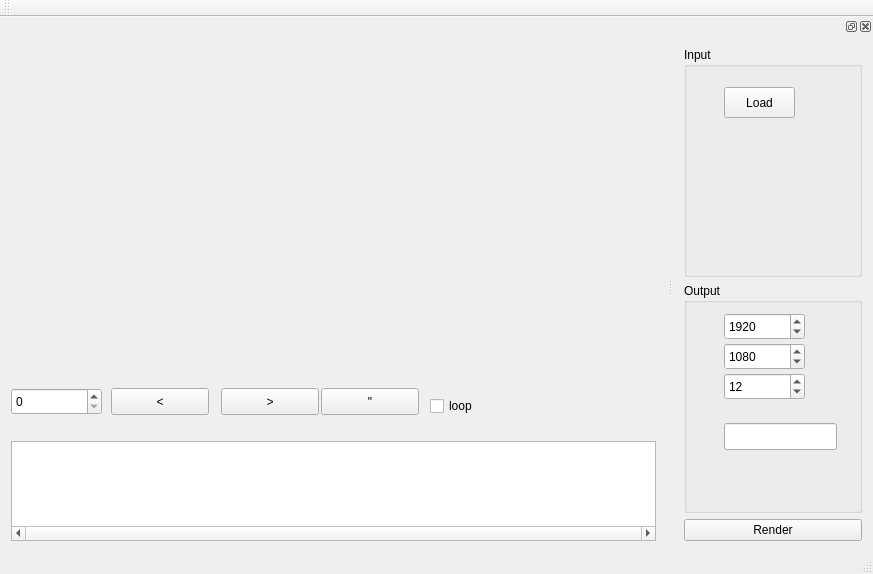
Above: mpstop/mainwindow.ui from solarix95/mpops before the change. Below: the same form after it.
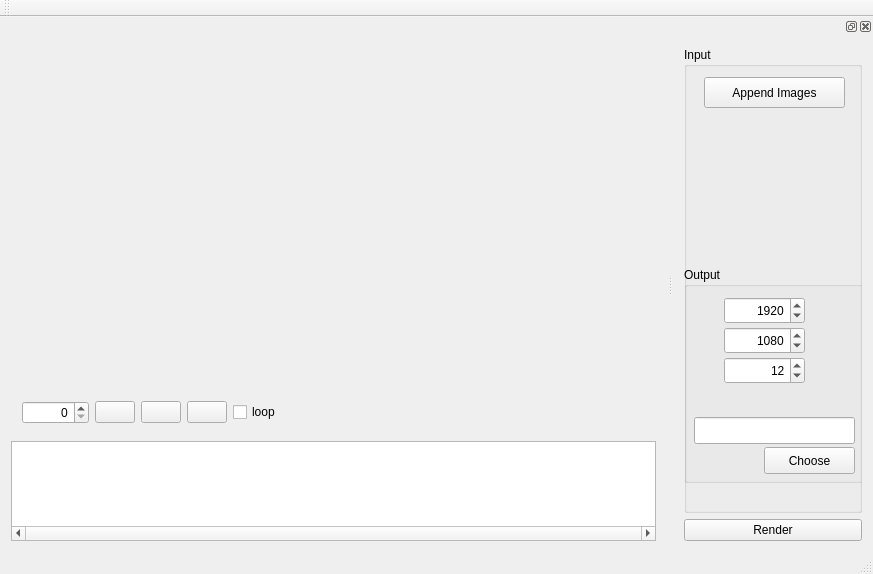
That is the form after the change. Icons and pictures are not drawn. Custom widgets are drawn as their Qt base class.

The edit to the form file:
```diff
--- a/mpstop/mainwindow.ui
+++ b/mpstop/mainwindow.ui
@@ -23,81 +23,85 @@
         <verstretch>0</verstretch>
        </sizepolicy>
       </property>
+      <layout class="QVBoxLayout" name="verticalLayout_3">
+       <item>
       <widget class="Cinema" name="cinema" native="true">
-       <property name="geometry">
-        <rect>
-         <x>20</x>
-         <y>0</y>
-         <width>601</width>
-         <height>341</height>
-        </rect>
-       </property>
-      </widget>
+         <property name="sizePolicy">
+          <sizepolicy hsizetype="Preferred" vsizetype="MinimumExpanding">
+           <horstretch>0</horstretch>
+           <verstretch>0</verstretch>
+          </sizepolicy>
+         </property>
+        </widget>
+       </item>
+       <item>
+        <layout class="QHBoxLayout" name="horizontalLayout">
+         <item>
+          <widget class="QSpinBox" name="edtCurrentFrame">
+           <property name="alignment">
+            <set>Qt::AlignRight|Qt::AlignTrailing|Qt::AlignVCenter</set>
+           </property>
+           <property name="maximum">
+            <number>999999</number>
+           </property>
+          </widget>
+         </item>
+         <item>
       <widget class="QPushButton" name="btnPlayBack">
-       <property name="geometry">
-        <rect>
-         <x>100</x>
-         <y>360</y>
-         <width>98</width>
-         <height>27</height>
-        </rect>
-       </property>
        <property name="text">
-        <string>&lt;</string>
-       </property>
-      </widget>
+            <string/>
+           </property>
+           <property name="icon">
+            <iconset resource="mpstop.qrc">
+             <normaloff>:/images/play_left.png</normaloff>:/images/play_left.png</iconset>
+           </property>
+          </widget>
+         </item>
+         <item>
       <widget class="QPushButton" name="btnPlayFwd">
-       <property name="geometry">
-        <rect>
-         <x>210</x>
-         <y>360</y>
-         <width>98</width>
-         <height>27</height>
-        </rect>
-       </property>
        <property name="text">
-        <string>&gt;</string>
-       </property>
-      </widget>
+            <string/>
+           </property>
+           <property name="icon">
+            <iconset resource="mpstop.qrc">
+             <normaloff>:/images/play_right.png</normaloff>:/images/play_right.png</iconset>
+           </property>
+          </widget>
+         </item>
+         <item>
       <widget class="QPushButton" name="btnPause">
-       <property name="geometry">
-        <rect>
-         <x>310</x>
-         <y>360</y>
-         <width>98</width>
-         <height>27</height>
-        </rect>
-       </property>
        <property name="text">
-        <string>&quot;</string>
-       </property>
-      </widget>
-      <widget class="QSpinBox" name="edtCurrentFrame">
-       <property name="geometry">
-        <rect>
-         <x>0</x>
-         <y>360</y>
-         <width>91</width>
-         <height>27</height>
-        </rect>
-       </property>
-       <property name="maximum">
-        <number>999999</number>
-       </property>
-      </widget>
+            <string/>
+           </property>
+           <property name="icon">
+            <iconset resource="mpstop.qrc">
+             <normaloff>:/images/play_stop.png</normaloff>:/images/play_stop.png</iconset>
+           </property>
+          </widget>
+         </item>
+         <item>
       <widget class="QCheckBox" name="chkLoop">
-       <property name="geometry">
-        <rect>
-         <x>419</x>
-         <y>367</y>
-         <width>97</width>
-         <height>22</height>
-        </rect>
-       </property>
        <property name="text">
         <string>loop</string>
        </property>
       </widget>
+         </item>
+         <item>
+          <spacer name="horizontalSpacer">
+           <property name="orientation">
+            <enum>Qt::Horizontal</enum>
+           </property>
+           <property name="sizeHint" stdset="0">
+            <size>
+             <width>40</width>
+             <height>20</height>
+            </size>
+           </property>
+          </spacer>
+         </item>
+        </layout>
+       </item>
+      </layout>
      </widget>
     </item>
     <item>
@@ -163,32 +167,43 @@
        <widget class="QPushButton" name="btnOpen">
         <property name="geometry">
          <rect>
-          <x>40</x>
-          <y>40</y>
-          <width>71</width>
+          <x>20</x>
+          <y>30</y>
+          <width>141</width>
           <height>31</height>
          </rect>
         </property>
         <property name="text">
-         <string>Load</string>
+         <string>Append Images</string>
         </property>
        </widget>
-      </widget>
-     </item>
-     <item>
       <widget class="QGroupBox" name="groupBox">
+        <property name="geometry">
+         <rect>
+          <x>0</x>
+          <y>220</y>
+          <width>182</width>
+          <height>216</height>
+         </rect>
+        </property>
        <property name="title">
         <string>Output</string>
        </property>
        <widget class="QLineEdit" name="edtOutDir">
         <property name="geometry">
          <rect>
-          <x>40</x>
-          <y>140</y>
-          <width>113</width>
+           <x>10</x>
+           <y>150</y>
+           <width>161</width>
           <height>27</height>
          </rect>
         </property>
+         <property name="text">
+          <string/>
+         </property>
+         <property name="readOnly">
+          <bool>true</bool>
+         </property>
        </widget>
        <widget class="QSpinBox" name="edtVideoWidth">
         <property name="geometry">
@@ -199,6 +214,9 @@
           <height>27</height>
          </rect>
         </property>
+         <property name="alignment">
+          <set>Qt::AlignRight|Qt::AlignTrailing|Qt::AlignVCenter</set>
+         </property>
         <property name="minimum">
          <number>1</number>
         </property>
@@ -218,6 +236,9 @@
           <height>27</height>
          </rect>
         </property>
+         <property name="alignment">
+          <set>Qt::AlignRight|Qt::AlignTrailing|Qt::AlignVCenter</set>
+         </property>
         <property name="minimum">
          <number>1</number>
         </property>
@@ -237,6 +258,9 @@
           <height>27</height>
          </rect>
         </property>
+         <property name="alignment">
+          <set>Qt::AlignRight|Qt::AlignTrailing|Qt::AlignVCenter</set>
+         </property>
         <property name="minimum">
          <number>1</number>
         </property>
@@ -247,6 +271,20 @@
          <number>12</number>
         </property>
        </widget>
+        <widget class="QPushButton" name="btnChooseOutDir">
+         <property name="geometry">
+          <rect>
+           <x>80</x>
+           <y>180</y>
+           <width>91</width>
+           <height>27</height>
+          </rect>
+         </property>
+         <property name="text">
+          <string>Choose</string>
+         </property>
+        </widget>
+       </widget>
       </widget>
      </item>
      <item>
```
Left out of the diff: 4 changed lines with no effect on the pictures. Lines whose indentation alone changed are shown as unchanged.
